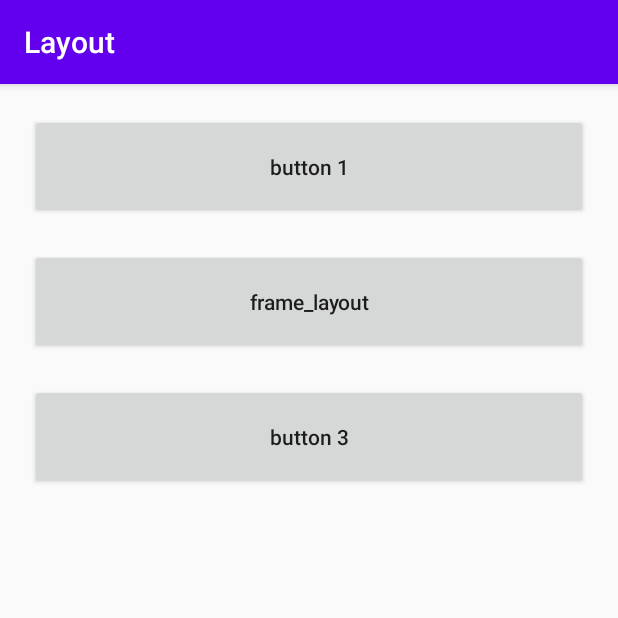
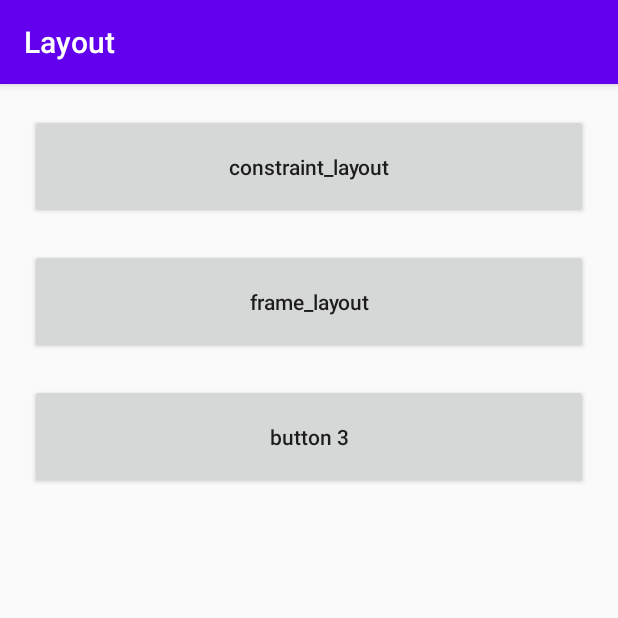
Before and after one commit to tutuchaoren22/Layout, an Android app: the screen it shows after launch (MainActivity), on a phone screen of 412 x 824 dp, the top half of it. Run offline under Robolectric (Android 15) with nearby library versions, the phone set to English and light mode, and no system bars.

Commit message:
feat: skip to the ConstaintActivity when click button1

```diff
--- a/app/src/main/java/com/thoughtworks/layout/MainActivity.java
+++ b/app/src/main/java/com/thoughtworks/layout/MainActivity.java
@@ -13,8 +13,8 @@ public class MainActivity extends AppCompatActivity {
     protected void onCreate(Bundle savedInstanceState) {
         super.onCreate(savedInstanceState);
         setContentView(R.layout.activity_main);
-        Button button = findViewById(R.id.button2);
-        button.setOnClickListener(
+        Button button_frame = findViewById(R.id.button2);
+        button_frame.setOnClickListener(
                 new View.OnClickListener(){
                     @Override
                     public void onClick(View view) {
@@ -23,5 +23,16 @@ public class MainActivity extends AppCompatActivity {
                     }
                 }
         );
+
+        Button button_constraint = findViewById(R.id.button1);
+        button_constraint.setOnClickListener(
+                new View.OnClickListener(){
+                    @Override
+                    public void onClick(View view) {
+                        Intent intent = new Intent(MainActivity.this, ConstraintActivity.class);
+                        startActivity(intent);
+                    }
+                }
+        );
     }
 }
--- a/app/src/main/res/layout/activity_frame.xml
+++ b/app/src/main/res/layout/activity_frame.xml
@@ -33,7 +33,7 @@
                 android:layout_height="70dp"
                 android:layout_gravity="center_horizontal"
                 android:layout_marginTop="20dp"
-                android:text="@string/button_name1"
+                android:text="@string/button_name1_detail"
                 android:textAllCaps="false" />
 
             <Button
--- a/app/src/main/res/layout/activity_main.xml
+++ b/app/src/main/res/layout/activity_main.xml
@@ -13,7 +13,7 @@
         android:layout_height="70dp"
         android:layout_gravity="center_horizontal"
         android:layout_marginTop="20dp"
-        android:text="@string/button_name1"
+        android:text="@string/button_name1_main"
         android:textAllCaps="false" />
 
     <Button
@@ -26,7 +26,6 @@
         android:textAllCaps="false" />
 
     <Button
-        android:id="@+id/button3"
         android:layout_width="match_parent"
         android:layout_height="70dp"
         android:layout_gravity="center_horizontal"
--- a/app/src/main/res/values/strings.xml
+++ b/app/src/main/res/values/strings.xml
@@ -1,6 +1,7 @@
 <resources>
     <string name="app_name">Layout</string>
-    <string name="button_name1">button 1</string>
+    <string name="button_name1_main">constraint_layout</string>
+    <string name="button_name1_detail">button 1</string>
     <string name="button_name2_main">frame_layout</string>
     <string name="button_name2_detail">button 2</string>
     <string name="button_name3">button 3</string>
```
Also changed, not shown: app/src/main/AndroidManifest.xml (+7 -1 lines), 1 other file.
